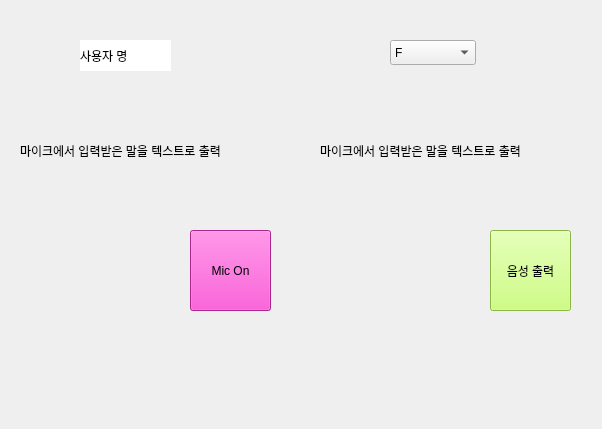
Qt form finetuning/SR_gui.ui (addinedu-ros-4th/deeplearning-repo-6) before a commit.
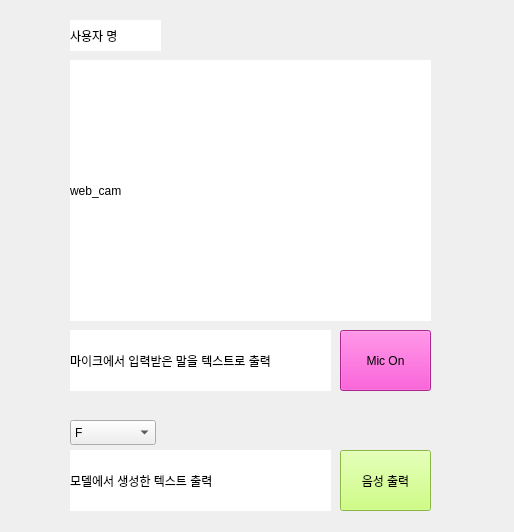
The same form after that commit.

Diff of the .ui file:
```diff
--- a/finetuning/SR_gui.ui
+++ b/finetuning/SR_gui.ui
@@ -6,8 +6,8 @@
    <rect>
     <x>0</x>
     <y>0</y>
-    <width>602</width>
-    <height>429</height>
+    <width>514</width>
+    <height>532</height>
    </rect>
   </property>
   <property name="windowTitle">
@@ -16,10 +16,10 @@
   <widget class="QPushButton" name="btn_Mike_on">
    <property name="geometry">
     <rect>
-     <x>190</x>
-     <y>230</y>
-     <width>81</width>
-     <height>81</height>
+     <x>340</x>
+     <y>330</y>
+     <width>91</width>
+     <height>61</height>
     </rect>
    </property>
    <property name="styleSheet">
@@ -33,8 +33,8 @@
   <widget class="QLabel" name="label_User">
    <property name="geometry">
     <rect>
-     <x>80</x>
-     <y>40</y>
+     <x>70</x>
+     <y>20</y>
      <width>91</width>
      <height>31</height>
     </rect>
@@ -49,10 +49,10 @@
   <widget class="QPushButton" name="btn_Output">
    <property name="geometry">
     <rect>
-     <x>490</x>
-     <y>230</y>
-     <width>81</width>
-     <height>81</height>
+     <x>340</x>
+     <y>450</y>
+     <width>91</width>
+     <height>61</height>
     </rect>
    </property>
    <property name="styleSheet">
@@ -66,8 +66,8 @@
   <widget class="QComboBox" name="cbox_Model">
    <property name="geometry">
     <rect>
-     <x>390</x>
-     <y>40</y>
+     <x>70</x>
+     <y>420</y>
      <width>86</width>
      <height>25</height>
     </rect>
@@ -91,12 +91,15 @@
   <widget class="QLabel" name="User_label">
    <property name="geometry">
     <rect>
-     <x>20</x>
-     <y>80</y>
+     <x>70</x>
+     <y>330</y>
      <width>261</width>
-     <height>141</height>
+     <height>61</height>
     </rect>
    </property>
+   <property name="styleSheet">
+    <string notr="true">background-color: rgb(255, 255, 255);</string>
+   </property>
    <property name="text">
     <string>마이크에서 입력받은 말을 텍스트로 출력</string>
    </property>
@@ -104,14 +107,34 @@
   <widget class="QLabel" name="Model_label">
    <property name="geometry">
     <rect>
-     <x>320</x>
-     <y>80</y>
+     <x>70</x>
+     <y>450</y>
      <width>261</width>
-     <height>141</height>
+     <height>61</height>
     </rect>
    </property>
+   <property name="styleSheet">
+    <string notr="true">background-color: rgb(255, 255, 255);</string>
+   </property>
    <property name="text">
-    <string>마이크에서 입력받은 말을 텍스트로 출력</string>
+    <string>모델에서 생성한 텍스트 출력</string>
+   </property>
+  </widget>
+  <widget class="QLabel" name="Cam_window">
+   <property name="geometry">
+    <rect>
+     <x>70</x>
+     <y>60</y>
+     <width>361</width>
+     <height>261</height>
+    </rect>
+   </property>
+   <property name="styleSheet">
+    <string notr="true">background-color: rgb(255, 255, 255);
+</string>
+   </property>
+   <property name="text">
+    <string>web_cam</string>
    </property>
   </widget>
  </widget>
```
Left out of the diff: 6 changed lines with no effect on the pictures.
